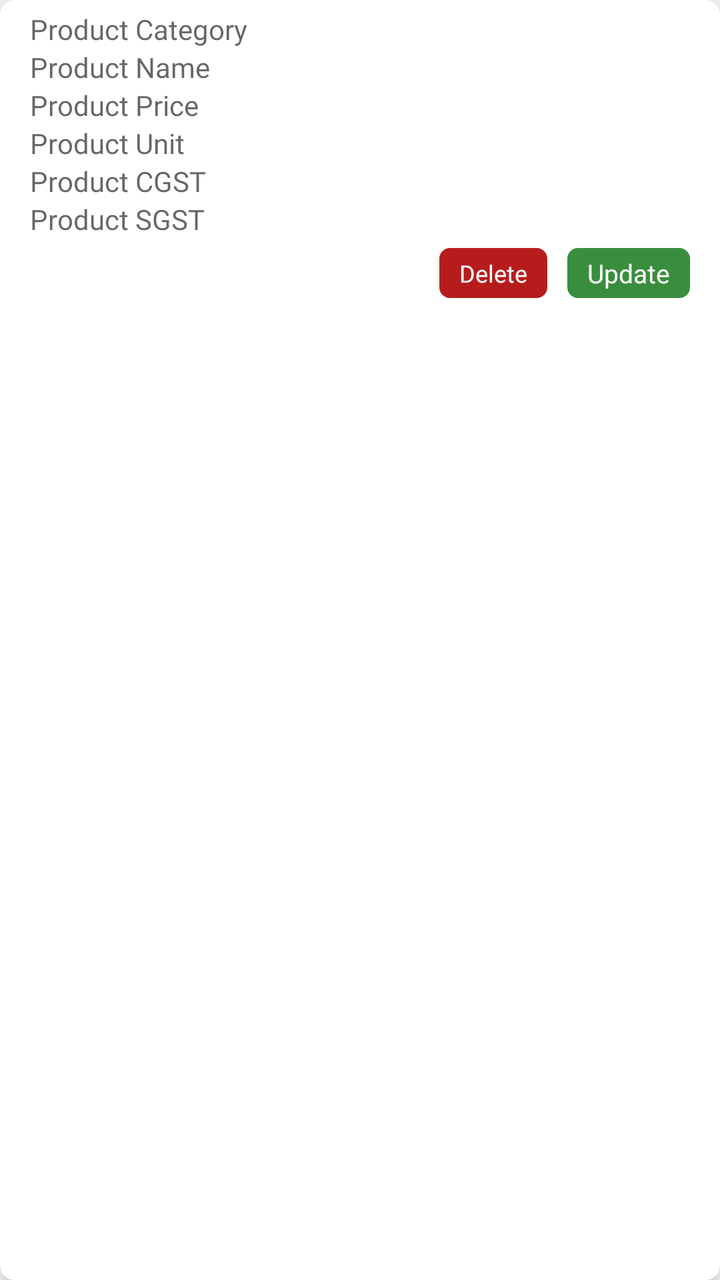
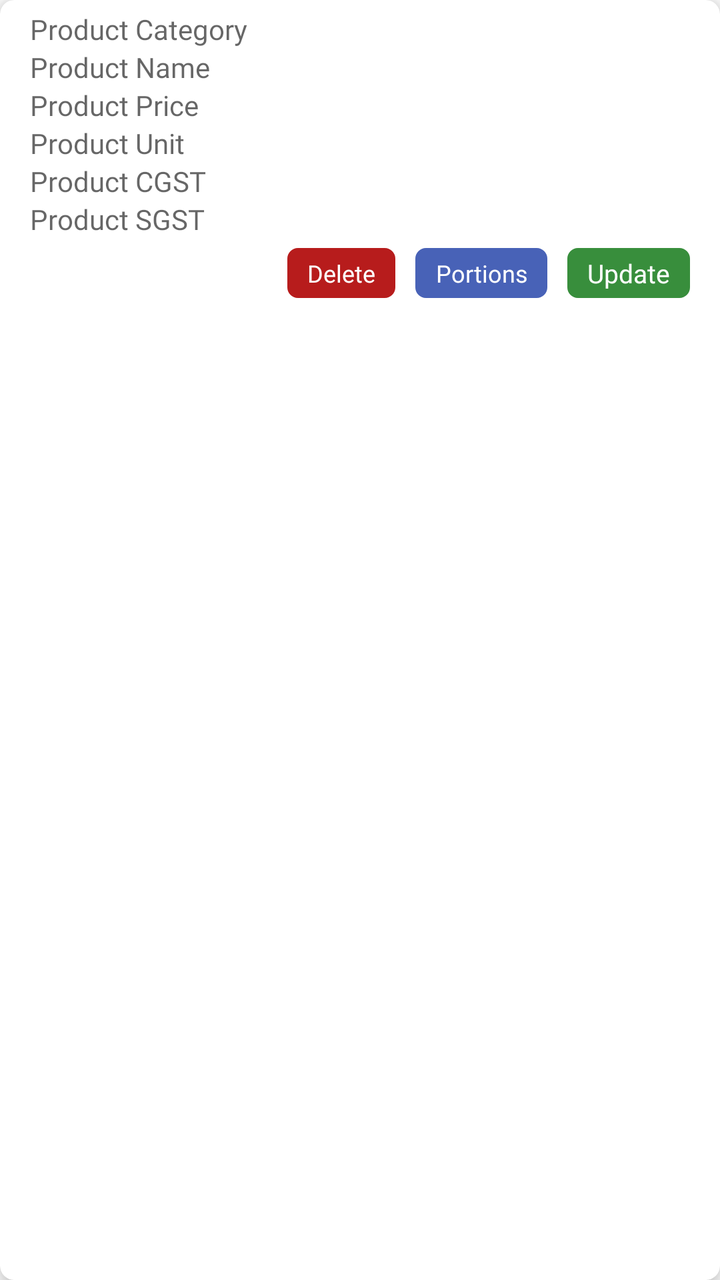

Compare the two renders of this Android layout. The source of the first and the diff that turns it into the second are given below.
<!-- AndroidManifest.xml: application theme AppTheme -->
<!-- res/layout/product_list.xml -->
<?xml version="1.0" encoding="utf-8"?>
<androidx.cardview.widget.CardView xmlns:android="http://schemas.android.com/apk/res/android"
    xmlns:app="http://schemas.android.com/apk/res-auto"
    android:layout_width="match_parent"
    android:layout_height="wrap_content"
    android:layout_margin="5dp"
    app:cardCornerRadius="7dp"
    app:cardElevation="7dp">

    <LinearLayout
        android:layout_width="match_parent"
        android:layout_height="wrap_content"
        android:orientation="vertical">

        <TextView
            android:id="@+id/productCategory"
            android:layout_width="match_parent"
            android:layout_height="wrap_content"
            android:layout_gravity="center"
            android:layout_marginTop="5dp"
            android:fontFamily="@font/poppinslight"
            android:gravity="center|start"
            android:hint="Product Category"
            android:paddingStart="15dp"
            android:paddingEnd="15dp"
            android:textColor="@color/black"
            android:textSize="14sp" />

        <TextView
            android:id="@+id/productName"
            android:layout_width="match_parent"
            android:layout_height="wrap_content"
            android:layout_gravity="center"
            android:fontFamily="@font/poppinslight"
            android:gravity="center|start"
            android:hint="Product Name"
            android:paddingStart="15dp"
            android:paddingEnd="15dp"
            android:textColor="@color/black"
            android:textSize="14sp" />

        <TextView
            android:id="@+id/productPrice"
            android:layout_width="match_parent"
            android:layout_height="wrap_content"
            android:layout_gravity="center"
            android:fontFamily="@font/poppinslight"
            android:gravity="center|start"
            android:hint="Product Price"
            android:paddingStart="15dp"
            android:paddingEnd="15dp"
            android:textColor="@color/black"
            android:textSize="14sp" />

        <TextView
            android:id="@+id/productUnit"
            android:layout_width="match_parent"
            android:layout_height="wrap_content"
            android:layout_gravity="center"
            android:fontFamily="@font/poppinslight"
            android:gravity="center|start"
            android:hint="Product Unit"
            android:paddingStart="15dp"
            android:paddingEnd="15dp"
            android:textColor="@color/black"
            android:textSize="14sp" />

        <TextView
            android:id="@+id/productCGST"
            android:layout_width="match_parent"
            android:layout_height="wrap_content"
            android:layout_gravity="center"
            android:fontFamily="@font/poppinslight"
            android:gravity="center|start"
            android:hint="Product CGST"
            android:paddingStart="15dp"
            android:paddingEnd="15dp"
            android:textColor="@color/black"
            android:textSize="14sp" />

        <TextView
            android:id="@+id/productSGST"
            android:layout_width="match_parent"
            android:layout_height="wrap_content"
            android:layout_gravity="center"
            android:fontFamily="@font/poppinslight"
            android:gravity="center|start"
            android:hint="Product SGST"
            android:paddingStart="15dp"
            android:paddingEnd="15dp"
            android:textColor="@color/black"
            android:textSize="14sp" />

        <LinearLayout
            android:layout_width="wrap_content"
            android:layout_height="wrap_content"
            android:layout_gravity="center|end"
            android:layout_marginStart="10dp"
            android:layout_marginTop="5dp"
            android:layout_marginEnd="10dp"
            android:layout_marginBottom="10dp"
            android:gravity="center"
            android:orientation="horizontal">

            <TextView
                android:id="@+id/deleteProduct"
                android:layout_width="wrap_content"
                android:layout_height="25dp"
                android:layout_gravity="center"
                android:layout_marginStart="5dp"
                android:layout_marginEnd="5dp"
                android:layout_weight="1"
                android:background="@drawable/button_rounded_border"
                android:backgroundTint="@color/red_900"
                android:fontFamily="@font/poppinsregular"
                android:gravity="center"
                android:paddingStart="10dp"
                android:paddingEnd="10dp"
                android:text="Delete"
                android:textColor="@color/white"
                android:textSize="12sp" />

            <TextView
                android:id="@+id/updateProduct"
                android:layout_width="wrap_content"
                android:layout_height="25dp"
                android:layout_gravity="center"
                android:layout_marginStart="5dp"
                android:layout_marginEnd="5dp"
                android:layout_weight="1"
                android:background="@drawable/button_rounded_border"
                android:backgroundTint="@color/green_700"
                android:fontFamily="@font/poppinsregular"
                android:gravity="center"
                android:paddingStart="10dp"
                android:paddingEnd="10dp"
                android:text="Update"
                android:textColor="@color/white"
                android:textSize="13sp" />


        </LinearLayout>

    </LinearLayout>

</androidx.cardview.widget.CardView>
<!-- resources referenced by this layout -->
<resources>
  <color name="black">#000</color>
  <color name="green_700">#388E3C</color>
  <color name="red_900">#B71C1C</color>
  <color name="white">#fff</color>
  <!-- drawable button_rounded_border (drawable) -->
  <?xml version="1.0" encoding="utf-8"?>
  <shape xmlns:android="http://schemas.android.com/apk/res/android">
      <stroke
          android:width="0.7dp"
          android:color="@color/light_black" />
      <corners android:radius="5dp" />
  </shape>
  <style name="AppTheme" parent="Theme.MaterialComponents.DayNight.NoActionBar">
          
          <item name="colorPrimary">@color/colorPrimary</item>
          <item name="colorPrimaryDark">@color/colorPrimary</item>
          <item name="colorAccent">@color/colorAccent</item>
          <item name="android:windowIsTranslucent">true</item>
          <item name="windowNoTitle">true</item>
          <item name="windowActionBar">false</item>
  
      </style>
  <color name="light_black">#4a4a4a</color>
  <color name="colorPrimary">#4862b7</color>
  <color name="colorAccent">#000</color>
</resources>

<!-- the commit's change to res/layout/product_list.xml (unified diff, before → after) -->
@@ -121,6 +121,23 @@
                 android:textSize="12sp" />
 
             <TextView
+                android:id="@+id/managePortions"
+                android:layout_width="wrap_content"
+                android:layout_height="25dp"
+                android:layout_gravity="center"
+                android:layout_marginStart="5dp"
+                android:layout_marginEnd="5dp"
+                android:background="@drawable/button_rounded_border"
+                android:backgroundTint="@color/colorPrimary"
+                android:fontFamily="@font/poppinsregular"
+                android:gravity="center"
+                android:paddingStart="10dp"
+                android:paddingEnd="10dp"
+                android:text="Portions"
+                android:textColor="@color/white"
+                android:textSize="12sp" />
+
+            <TextView
                 android:id="@+id/updateProduct"
                 android:layout_width="wrap_content"
                 android:layout_height="25dp"
